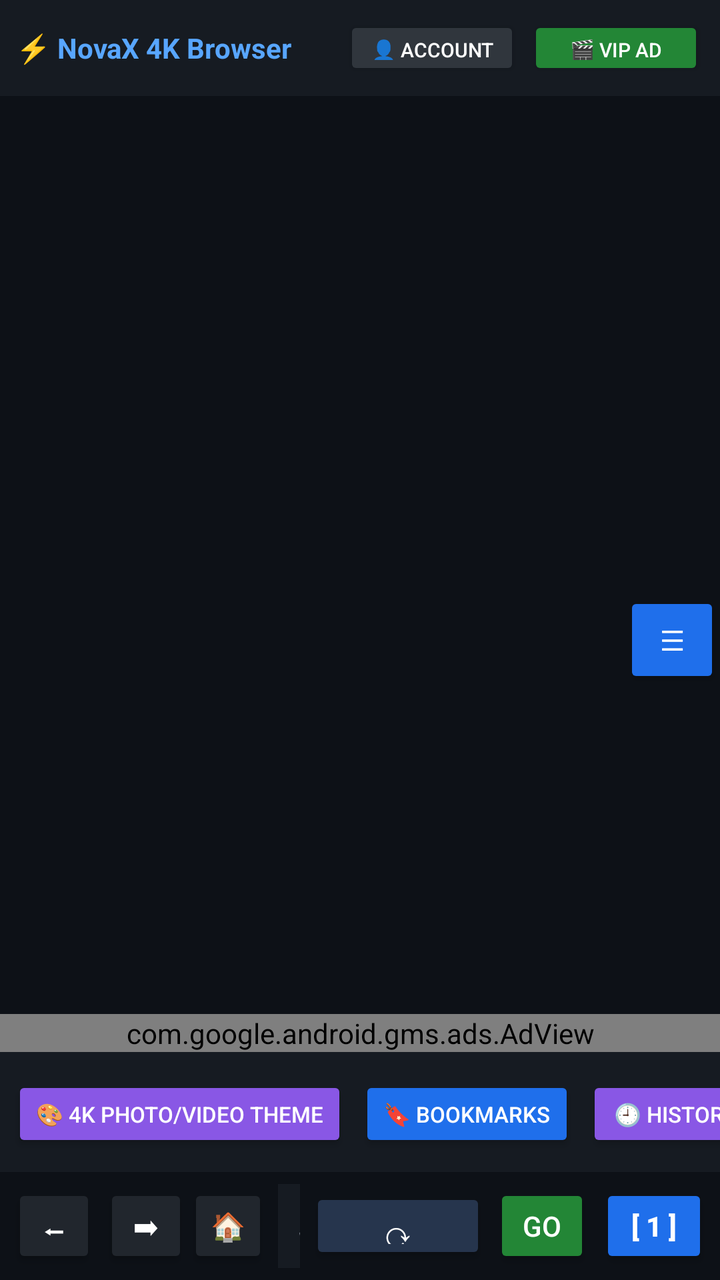
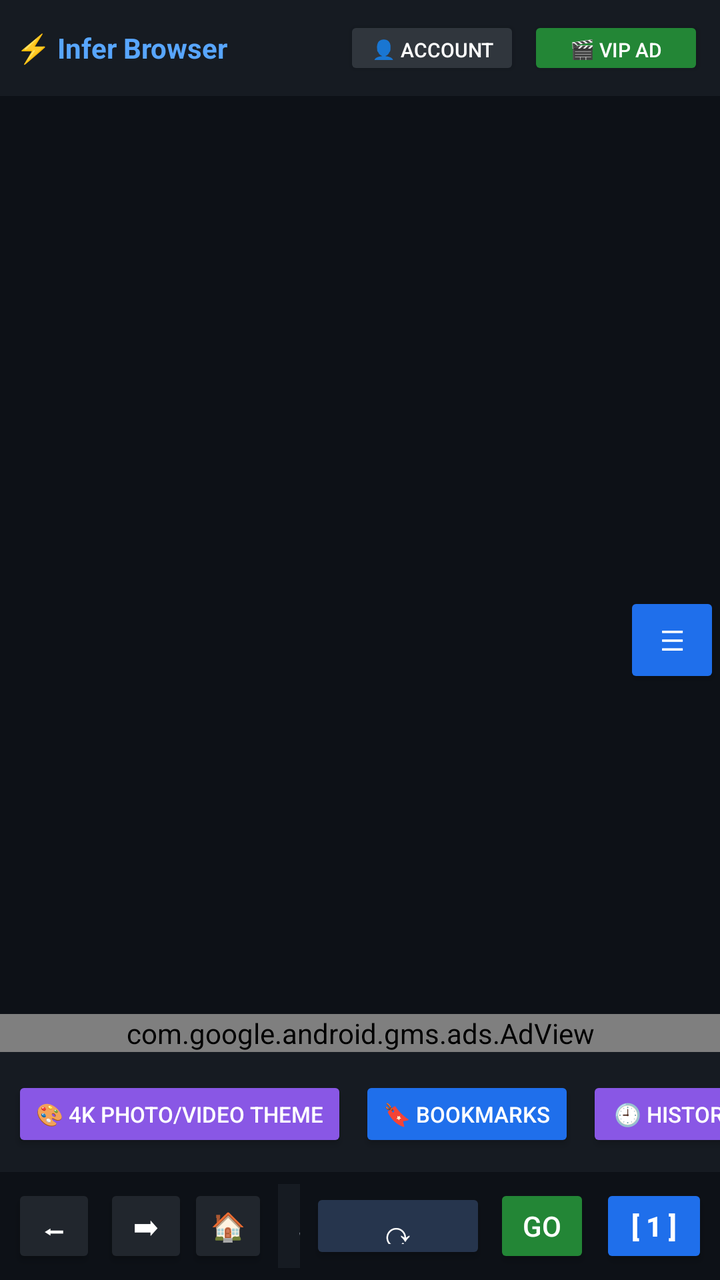

Two renders of the same Android screen: before a commit and after it. Below are the layout's source before the change and the commit's diff.
<!-- AndroidManifest.xml: application theme Theme.AppCompat.DayNight.NoActionBar -->
<!-- res/layout/activity_main.xml -->
<FrameLayout xmlns:android="http://schemas.android.com/apk/res/android"
    xmlns:ads="http://schemas.android.com/apk/res-auto"
    android:layout_width="match_parent"
    android:layout_height="match_parent">
<LinearLayout
    android:id="@+id/browserRoot"
    android:layout_width="match_parent"
    android:layout_height="match_parent"
    android:orientation="vertical"
    android:background="#0D1117">

    

    <LinearLayout
        android:id="@+id/topBar"
        android:layout_width="match_parent"
        android:layout_height="wrap_content"
        android:background="#161B22"
        android:padding="8dp"
        android:gravity="center_vertical">
        <TextView
            android:id="@+id/tvBrand"
            android:layout_width="0dp"
            android:layout_height="wrap_content"
            android:layout_weight="1"
            android:text="⚡ NovaX 4K Browser"
            android:textColor="#58A6FF"
            android:textStyle="bold"
            android:textSize="14sp" />
        <Button
            android:id="@+id/btnAdminPanel"
            android:layout_width="wrap_content"
            android:layout_height="32dp"
            android:text="⚙️ Admin"
            android:textSize="10sp"
            android:textColor="#161B22"
            android:backgroundTint="#D4AF37"
            android:layout_marginEnd="4dp"
            android:visibility="gone" />
        <Button
            android:id="@+id/btnLogin"
            android:layout_width="wrap_content"
            android:layout_height="32dp"
            android:text="👤 Account"
            android:textSize="10sp"
            android:textColor="#FFFFFF"
            android:backgroundTint="#30363D"
            android:layout_marginEnd="4dp" />
        <Button
            android:id="@+id/btnVipAd"
            android:layout_width="wrap_content"
            android:layout_height="32dp"
            android:text="🎬 VIP Ad"
            android:textSize="10sp"
            android:textColor="#FFFFFF"
            android:backgroundTint="#238636" />
    </LinearLayout>

    <LinearLayout
        android:id="@+id/miniPlayerBar"
        android:layout_width="match_parent"
        android:layout_height="wrap_content"
        android:background="#1F6FEB"
        android:padding="6dp"
        android:gravity="center_vertical"
        android:visibility="gone">
        <TextView
            android:id="@+id/tvMiniPlayerTitle"
            android:layout_width="0dp"
            android:layout_height="wrap_content"
            android:layout_weight="1"
            android:text="🎵 Playing in Background..."
            android:textColor="#FFFFFF"
            android:textSize="12sp"
            android:singleLine="true"
            android:textStyle="bold" />
        <Button
            android:id="@+id/btnMiniPrevious"
            android:layout_width="36dp"
            android:layout_height="32dp"
            android:text="⏪"
            android:backgroundTint="#0D1117"
            android:textColor="#FFFFFF" />
        <Button
            android:id="@+id/btnMiniNext"
            android:layout_width="36dp"
            android:layout_height="32dp"
            android:layout_marginStart="2dp"
            android:text="⏩"
            android:backgroundTint="#0D1117"
            android:textColor="#FFFFFF" />
        <Button
            android:id="@+id/btnMiniPlayPause"
            android:layout_width="68dp"
            android:layout_height="32dp"
            android:text="⏯️ Play"
            android:textSize="10sp"
            android:backgroundTint="#0D1117"
            android:textColor="#FFFFFF" />
        <Button
            android:id="@+id/btnMiniClose"
            android:layout_width="36dp"
            android:layout_height="32dp"
            android:layout_marginStart="4dp"
            android:text="✖"
            android:textSize="10sp"
            android:backgroundTint="#DA3633"
            android:textColor="#FFFFFF" />
    </LinearLayout>

    <ProgressBar
        android:id="@+id/progressBar"
        style="?android:attr/progressBarStyleHorizontal"
        android:layout_width="match_parent"
        android:layout_height="3dp"
        android:visibility="gone" />

    <FrameLayout
        android:id="@+id/webContainer"
        android:layout_width="match_parent"
        android:layout_height="0dp"
        android:layout_weight="1" />

    <com.google.android.gms.ads.AdView
        android:id="@+id/adView"
        android:layout_width="match_parent"
        android:layout_height="wrap_content"
        android:background="#0D1117"
        ads:adSize="BANNER"
        ads:adUnitId="ca-app-pub-3940256099942544/6300978111" />

    <HorizontalScrollView
        android:layout_width="match_parent"
        android:layout_height="wrap_content"
        android:background="#161B22"
        android:scrollbars="none">
        <LinearLayout
            android:layout_width="wrap_content"
            android:layout_height="wrap_content"
            android:orientation="horizontal"
            android:padding="6dp">
            <Button
                android:id="@+id/btnWallpaper"
                android:layout_width="wrap_content"
                android:layout_height="38dp"
                android:text="🎨 4K Photo/Video Theme"
                android:textSize="11sp"
                android:layout_marginEnd="6dp"
                android:backgroundTint="#8957E5"
                android:textColor="#FFFFFF" />
            <Button
                android:id="@+id/btnBookmarks"
                android:layout_width="wrap_content"
                android:layout_height="38dp"
                android:text="🔖 Bookmarks"
                android:textSize="11sp"
                android:layout_marginEnd="6dp"
                android:backgroundTint="#1F6FEB"
                android:textColor="#FFFFFF" />
            <Button
                android:id="@+id/btnHistory"
                android:layout_width="wrap_content"
                android:layout_height="38dp"
                android:text="🕘 History"
                android:textSize="11sp"
                android:layout_marginEnd="6dp"
                android:backgroundTint="#8957E5"
                android:textColor="#FFFFFF" />
            <Button
                android:id="@+id/btnQuickLinks"
                android:layout_width="wrap_content"
                android:layout_height="38dp"
                android:text="🌐 Links"
                android:textSize="11sp"
                android:layout_marginEnd="6dp" />
            <Button
                android:id="@+id/btnClearData"
                android:layout_width="wrap_content"
                android:layout_height="38dp"
                android:text="🗑 Clear"
                android:textSize="11sp"
                android:layout_marginEnd="6dp" />
            <Button
                android:id="@+id/btnDownloads"
                android:layout_width="wrap_content"
                android:layout_height="38dp"
                android:text="📥 Downloads"
                android:textSize="11sp"
                android:layout_marginEnd="6dp" />
            <Button
                android:id="@+id/btnSettings"
                android:layout_width="wrap_content"
                android:layout_height="38dp"
                android:text="⚙ Settings"
                android:textSize="11sp"
                android:layout_marginEnd="6dp" />
        <Button
            android:id="@+id/btnDesktopMode"
            android:layout_width="wrap_content"
            android:layout_height="wrap_content"
            android:text="Desktop Mode" />
        <Button
            android:id="@+id/btnWebsiteTools"
            android:layout_width="wrap_content"
            android:layout_height="wrap_content"
            android:text="Website Tools" />
        <Button
            android:id="@+id/btnSharePage"
            android:layout_width="wrap_content"
            android:layout_height="wrap_content"
            android:text="Share Page" />
        <Button
            android:id="@+id/btnQrScanner"
            android:layout_width="wrap_content"
            android:layout_height="wrap_content"
            android:text="QR Scanner" />
        <Button
            android:id="@+id/btnRestoreSession"
            android:layout_width="wrap_content"
            android:layout_height="wrap_content"
            android:text="Restore Session" />
        <Button
            android:id="@+id/btnSpeakPage"
            android:layout_width="wrap_content"
            android:layout_height="wrap_content"
            android:text="Read Aloud" />
        <Button
            android:id="@+id/btnFindPage"
            android:layout_width="wrap_content"
            android:layout_height="wrap_content"
            android:text="Find in Page" />
        <Button
            android:id="@+id/btnReadingMode"
            android:layout_width="wrap_content"
            android:layout_height="wrap_content"
            android:text="Reading Mode" />
        <Button
            android:id="@+id/btnSearchEngine"
            android:layout_width="wrap_content"
            android:layout_height="wrap_content"
            android:text="Search Engine" />


            <Button
                android:id="@+id/btnIncognito"
                android:layout_width="wrap_content"
                android:layout_height="38dp"
                android:text="🕵 Private"
                android:textSize="11sp"
                android:layout_marginEnd="6dp" />
            <Button
                android:id="@+id/btnPinAudio"
                android:layout_width="wrap_content"
                android:layout_height="38dp"
                android:text="📌 Pin Audio"
                android:textSize="11sp"
                android:layout_marginEnd="6dp"
                android:backgroundTint="#21262D"
                android:textColor="#C9D1D9" />
        </LinearLayout>
    </HorizontalScrollView>

    <LinearLayout
        android:layout_width="match_parent"
        android:layout_height="wrap_content"
        android:background="#0D1117"
        android:padding="6dp"
        android:gravity="center_vertical">
        <Button
            android:id="@+id/btnBack"
            android:layout_width="42dp"
            android:layout_height="42dp"
            android:text="⬅"
            android:contentDescription="Back"
            android:backgroundTint="#21262D"
            android:textColor="#FFFFFF" />
        <Button
            android:id="@+id/btnForward"
            android:layout_width="42dp"
            android:layout_height="42dp"
            android:layout_marginStart="4dp"
            android:text="➡"
            android:contentDescription="Forward"
            android:backgroundTint="#21262D"
            android:textColor="#FFFFFF" />
        <Button
            android:id="@+id/btnHome"
            android:layout_width="40dp"
            android:layout_height="42dp"
            android:text="🏠"
            android:backgroundTint="#21262D"
            android:textColor="#FFFFFF" />
        <EditText
            android:id="@+id/etUrl"
            android:layout_width="0dp"
            android:layout_height="42dp"
            android:layout_weight="1"
            android:layout_marginStart="5dp"
            android:layout_marginEnd="5dp"
            android:background="#161B22"
            android:hint="Search URL..."
            android:textColorHint="#8B949E"
            android:textColor="#FFFFFF"
            android:paddingStart="10dp"
            android:singleLine="true"
            android:inputType="textUri" />
        <Button
                android:id="@+id/btnRefresh"
                android:layout_width="wrap_content"
                android:layout_height="38dp"
                android:text="⟳"
                android:textSize="18sp"
                android:layout_marginEnd="4dp"
                android:backgroundTint="#26354D"
                android:textColor="#FFFFFF" />
            <Button
            android:id="@+id/btnGo"
            android:layout_width="48dp"
            android:layout_height="42dp"
            android:text="GO"
            android:backgroundTint="#238636"
            android:textColor="#FFFFFF" />
        <Button
            android:id="@+id/btnTabs"
            android:layout_width="54dp"
            android:layout_height="42dp"
            android:layout_marginStart="5dp"
            android:text="[ 1 ]"
            android:textStyle="bold"
            android:backgroundTint="#1F6FEB"
            android:textColor="#FFFFFF" />
    </LinearLayout>

</LinearLayout>
<Button
        android:id="@+id/btnUiToggle"
        android:layout_width="48dp"
        android:layout_height="48dp"
        android:text="☰"
        android:contentDescription="Toggle browser bars"
        android:layout_gravity="end|center_vertical"
        android:elevation="16dp"
        android:backgroundTint="#1F6FEB"
        android:textColor="#FFFFFF" />
</FrameLayout>
<!-- resources referenced by this layout -->
<resources>

</resources>

<!-- the commit's change to res/layout/activity_main.xml (unified diff, before → after) -->
@@ -23,7 +23,7 @@
             android:layout_width="0dp"
             android:layout_height="wrap_content"
             android:layout_weight="1"
-            android:text="⚡ NovaX 4K Browser"
+            android:text="⚡ Infer Browser"
             android:textColor="#58A6FF"
             android:textStyle="bold"
             android:textSize="14sp" />
@@ -60,9 +60,11 @@
         android:id="@+id/miniPlayerBar"
         android:layout_width="match_parent"
         android:layout_height="wrap_content"
-        android:background="#1F6FEB"
-        android:padding="6dp"
+        android:background="@drawable/novax_glass_surface"
+        android:padding="7dp"
+        android:layout_margin="6dp"
         android:gravity="center_vertical"
+        android:elevation="8dp"
         android:visibility="gone">
         <TextView
             android:id="@+id/tvMiniPlayerTitle"
@@ -73,13 +75,14 @@
             android:textColor="#FFFFFF"
             android:textSize="12sp"
             android:singleLine="true"
+            android:ellipsize="marquee"
             android:textStyle="bold" />
         <Button
             android:id="@+id/btnMiniPrevious"
             android:layout_width="36dp"
             android:layout_height="32dp"
             android:text="⏪"
-            android:backgroundTint="#0D1117"
+            android:backgroundTint="#553FFFFFF"
             android:textColor="#FFFFFF" />
         <Button
             android:id="@+id/btnMiniNext"
@@ -87,7 +90,7 @@
             android:layout_height="32dp"
             android:layout_marginStart="2dp"
             android:text="⏩"
-            android:backgroundTint="#0D1117"
+            android:backgroundTint="#553FFFFFF"
             android:textColor="#FFFFFF" />
         <Button
             android:id="@+id/btnMiniPlayPause"
@@ -95,7 +98,7 @@
             android:layout_height="32dp"
             android:text="⏯️ Play"
             android:textSize="10sp"
-            android:backgroundTint="#0D1117"
+            android:backgroundTint="#553FFFFFF"
             android:textColor="#FFFFFF" />
         <Button
             android:id="@+id/btnMiniClose"
@@ -104,7 +107,7 @@
             android:layout_marginStart="4dp"
             android:text="✖"
             android:textSize="10sp"
-            android:backgroundTint="#DA3633"
+            android:backgroundTint="#66DA3633"
             android:textColor="#FFFFFF" />
     </LinearLayout>
 
<!-- resource entries referenced after the edit -->
@@ -1,5 +1,18 @@
 <!-- resources referenced by this layout -->
 <resources>
-
+  <!-- drawable novax_glass_surface (drawable) -->
+  <?xml version="1.0" encoding="utf-8"?>
+  <shape xmlns:android="http://schemas.android.com/apk/res/android">
+      <solid android:color="#CC202633" />
+      <corners android:radius="18dp" />
+      <stroke
+          android:width="1dp"
+          android:color="#66FFFFFF" />
+      <padding
+          android:left="4dp"
+          android:top="3dp"
+          android:right="4dp"
+          android:bottom="3dp" />
+  </shape>
 </resources>
 
